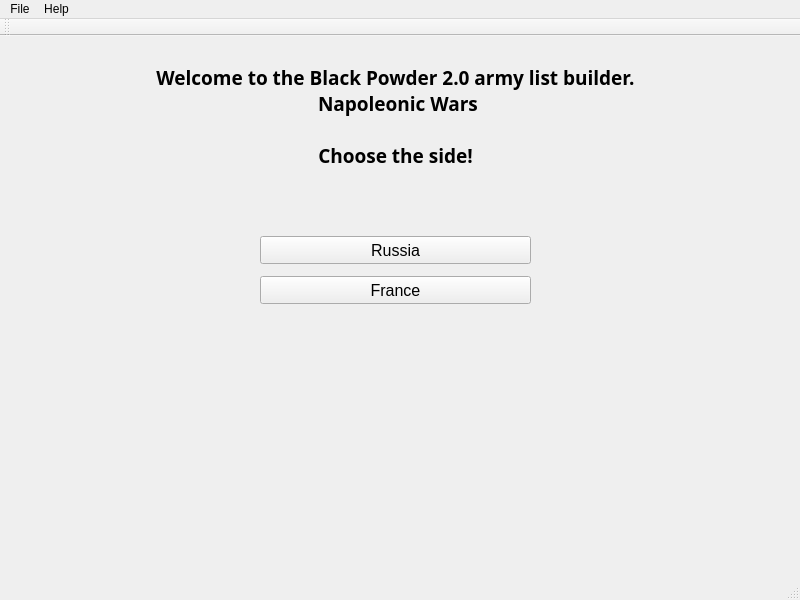
EvgenyBaz/GIT_HW2, file view/StartGuiWindow.ui: the form before one commit.
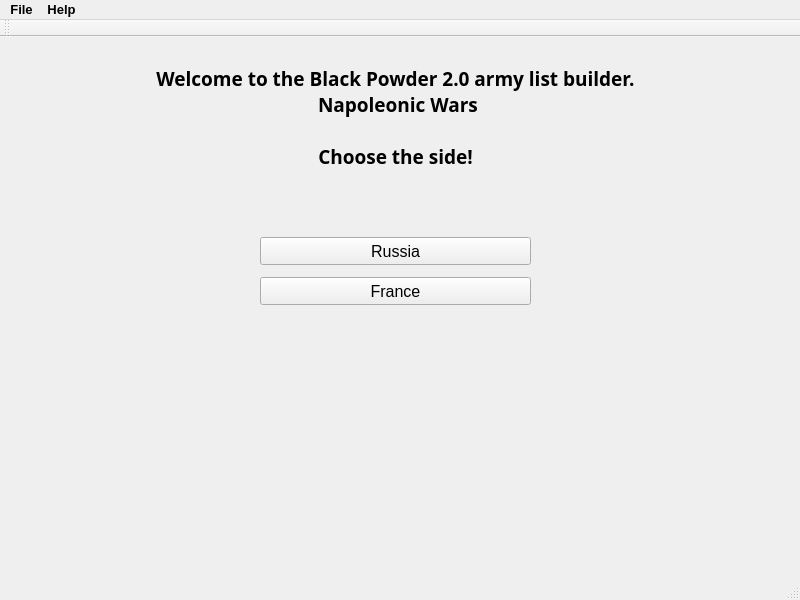
The form after the commit.

The edit to the form file:
```diff
--- a/view/StartGuiWindow.ui
+++ b/view/StartGuiWindow.ui
@@ -10,6 +10,14 @@
     <height>600</height>
    </rect>
   </property>
+  <property name="font">
+   <font>
+    <family>Arial</family>
+    <pointsize>10</pointsize>
+    <weight>50</weight>
+    <bold>false</bold>
+   </font>
+  </property>
   <property name="windowTitle">
    <string>MainWindow</string>
   </property>
@@ -84,26 +92,54 @@
      <x>0</x>
      <y>0</y>
      <width>800</width>
-     <height>26</height>
+     <height>25</height>
     </rect>
    </property>
-   <widget class="QMenu" name="menuT">
+   <property name="font">
+    <font>
+     <weight>75</weight>
+     <bold>true</bold>
+    </font>
+   </property>
+   <widget class="QMenu" name="menu">
+    <property name="font">
+     <font>
+      <family>Arial</family>
+      <pointsize>10</pointsize>
+      <weight>75</weight>
+      <bold>true</bold>
+     </font>
+    </property>
     <property name="title">
      <string>File</string>
     </property>
     <addaction name="actionLoad"/>
    </widget>
    <widget class="QMenu" name="menuHelp">
+    <property name="font">
+     <font>
+      <family>Arial</family>
+      <pointsize>10</pointsize>
+      <weight>75</weight>
+      <bold>true</bold>
+     </font>
+    </property>
     <property name="title">
      <string>Help</string>
     </property>
     <addaction name="actionAbout"/>
    </widget>
-   <addaction name="menuT"/>
+   <addaction name="menu"/>
    <addaction name="menuHelp"/>
   </widget>
   <widget class="QStatusBar" name="statusbar"/>
   <widget class="QToolBar" name="toolBar">
+   <property name="font">
+    <font>
+     <weight>75</weight>
+     <bold>true</bold>
+    </font>
+   </property>
    <property name="windowTitle">
     <string>toolBar</string>
    </property>
```
Left out of the diff: 23 changed lines with no effect on the pictures.
